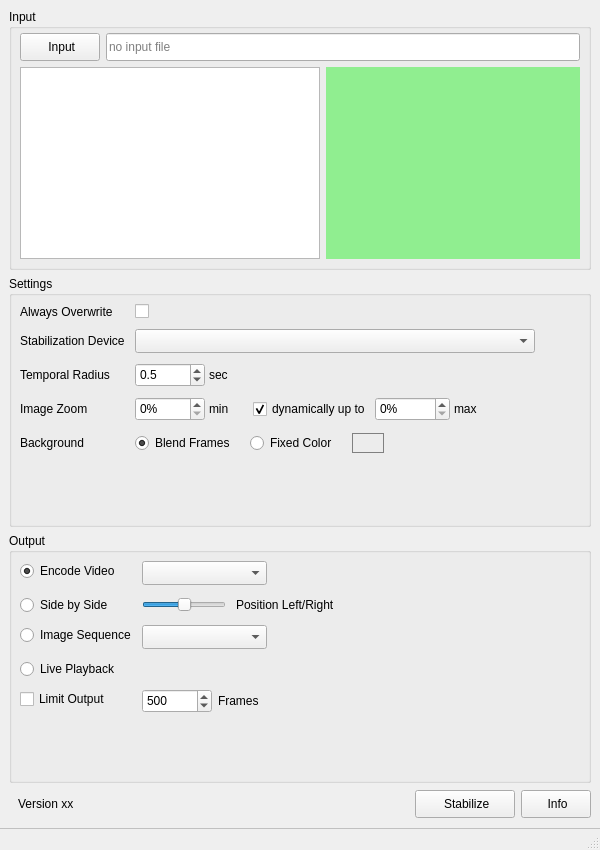
Before: the Qt Designer form cuvistaGui/cuvistaGui.ui in RainerMtb/cuvista, drawn with Qt 5.
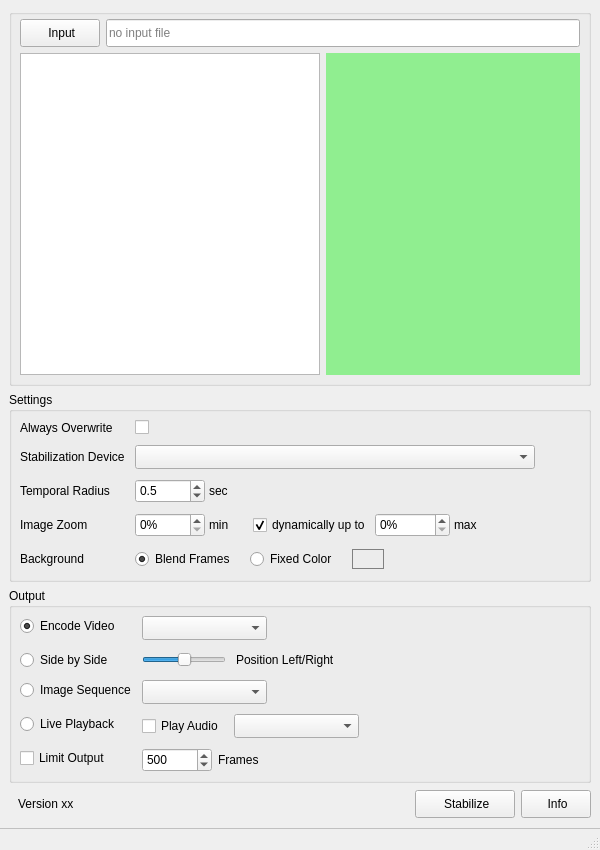
After: the same form once the commit is applied. Icons and pictures are not drawn. Custom widgets are drawn as their Qt base class.

```diff
--- a/cuvistaGui/cuvistaGui.ui
+++ b/cuvistaGui/cuvistaGui.ui
@@ -32,14 +32,8 @@
    <layout class="QVBoxLayout" name="verticalLayout_2">
     <item>
      <widget class="QGroupBox" name="grpInput">
-      <property name="sizePolicy">
-       <sizepolicy hsizetype="Preferred" vsizetype="Preferred">
-        <horstretch>0</horstretch>
-        <verstretch>0</verstretch>
-       </sizepolicy>
-      </property>
       <property name="title">
-       <string>Input</string>
+       <string/>
       </property>
       <property name="alignment">
        <set>Qt::AlignmentFlag::AlignLeading|Qt::AlignmentFlag::AlignLeft|Qt::AlignmentFlag::AlignTop</set>
@@ -135,7 +129,7 @@
             <bool>true</bool>
            </property>
            <property name="sizePolicy">
-            <sizepolicy hsizetype="MinimumExpanding" vsizetype="Preferred">
+            <sizepolicy hsizetype="MinimumExpanding" vsizetype="MinimumExpanding">
              <horstretch>0</horstretch>
              <verstretch>0</verstretch>
             </sizepolicy>
@@ -160,7 +154,7 @@
          <item>
           <widget class="ImageLabel" name="imageInput">
            <property name="sizePolicy">
-            <sizepolicy hsizetype="MinimumExpanding" vsizetype="Preferred">
+            <sizepolicy hsizetype="MinimumExpanding" vsizetype="MinimumExpanding">
              <horstretch>0</horstretch>
              <verstretch>0</verstretch>
             </sizepolicy>
@@ -192,12 +186,6 @@
     </item>
     <item>
      <widget class="QGroupBox" name="grpSettings">
-      <property name="sizePolicy">
-       <sizepolicy hsizetype="Preferred" vsizetype="Minimum">
-        <horstretch>0</horstretch>
-        <verstretch>0</verstretch>
-       </sizepolicy>
-      </property>
       <property name="title">
        <string>Settings</string>
       </property>
@@ -569,12 +557,6 @@
          </property>
          <item>
           <widget class="QComboBox" name="comboEncoding">
-           <property name="sizePolicy">
-            <sizepolicy hsizetype="Preferred" vsizetype="Fixed">
-             <horstretch>0</horstretch>
-             <verstretch>0</verstretch>
-            </sizepolicy>
-           </property>
            <property name="minimumSize">
             <size>
              <width>125</width>
@@ -695,12 +677,6 @@
          </property>
          <item>
           <widget class="QComboBox" name="comboImageType">
-           <property name="sizePolicy">
-            <sizepolicy hsizetype="Preferred" vsizetype="Fixed">
-             <horstretch>0</horstretch>
-             <verstretch>0</verstretch>
-            </sizepolicy>
-           </property>
            <property name="minimumSize">
             <size>
              <width>125</width>
@@ -799,6 +775,43 @@
          </item>
         </layout>
        </item>
+       <item row="6" column="1">
+        <layout class="QHBoxLayout" name="horizontalLayout">
+         <property name="spacing">
+          <number>10</number>
+         </property>
+         <item>
+          <widget class="QCheckBox" name="chkPlayAudio">
+           <property name="text">
+            <string>Play Audio</string>
+           </property>
+          </widget>
+         </item>
+         <item>
+          <widget class="QComboBox" name="comboAudioTrack">
+           <property name="minimumSize">
+            <size>
+             <width>125</width>
+             <height>24</height>
+            </size>
+           </property>
+          </widget>
+         </item>
+         <item>
+          <spacer name="horizontalSpacer_7">
+           <property name="orientation">
+            <enum>Qt::Orientation::Horizontal</enum>
+           </property>
+           <property name="sizeHint" stdset="0">
+            <size>
+             <width>40</width>
+             <height>20</height>
+            </size>
+           </property>
+          </spacer>
+         </item>
+        </layout>
+       </item>
       </layout>
      </widget>
     </item>
```
Left out of the diff: 2 changed lines with no effect on the pictures.
